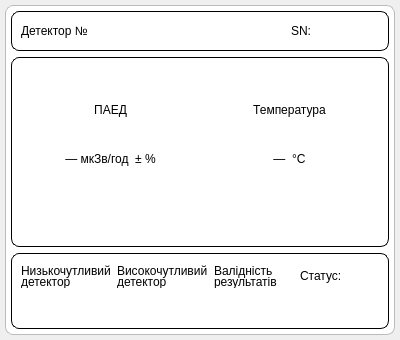
This is _UI/dashboardwall.ui in Miskiv-Andrew/wroc as Qt 5 draws it before an edit. The edited form follows.
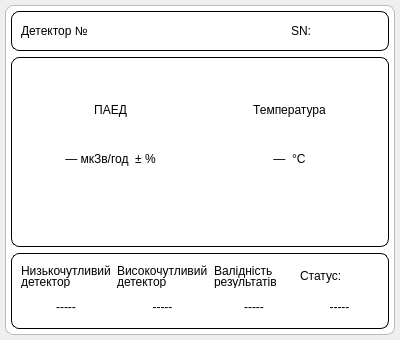
This is the edited form.

What changed in the file:
```diff
--- a/_UI/dashboardwall.ui
+++ b/_UI/dashboardwall.ui
@@ -286,7 +286,10 @@
              <item>
               <widget class="QLabel" name="lowDetectorValue">
                <property name="text">
-                <string/>
+                <string>-----</string>
+               </property>
+               <property name="alignment">
+                <set>Qt::AlignmentFlag::AlignCenter</set>
                </property>
               </widget>
              </item>
@@ -304,7 +307,10 @@
              <item>
               <widget class="QLabel" name="highDetectorValue">
                <property name="text">
-                <string/>
+                <string>-----</string>
+               </property>
+               <property name="alignment">
+                <set>Qt::AlignmentFlag::AlignCenter</set>
                </property>
               </widget>
              </item>
@@ -322,7 +328,10 @@
              <item>
               <widget class="QLabel" name="validityValue">
                <property name="text">
-                <string/>
+                <string>-----</string>
+               </property>
+               <property name="alignment">
+                <set>Qt::AlignmentFlag::AlignCenter</set>
                </property>
               </widget>
              </item>
@@ -340,7 +349,10 @@
              <item>
               <widget class="QLabel" name="statusValue">
                <property name="text">
-                <string/>
+                <string>-----</string>
+               </property>
+               <property name="alignment">
+                <set>Qt::AlignmentFlag::AlignCenter</set>
                </property>
               </widget>
              </item>
```
